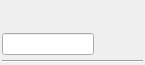
TheKamouth/Gliltchlab, file Nodes/ImageInputNode.ui: the form before one commit.
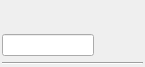
The form after the commit. Icons and pictures are not drawn.

Patch:
```diff
--- a/Nodes/ImageInputNode.ui
+++ b/Nodes/ImageInputNode.ui
@@ -7,7 +7,7 @@
     <x>0</x>
     <y>0</y>
     <width>145</width>
-    <height>65</height>
+    <height>67</height>
    </rect>
   </property>
   <property name="sizePolicy">
```
Left out of the diff: 10 changed lines with no effect on the pictures.
